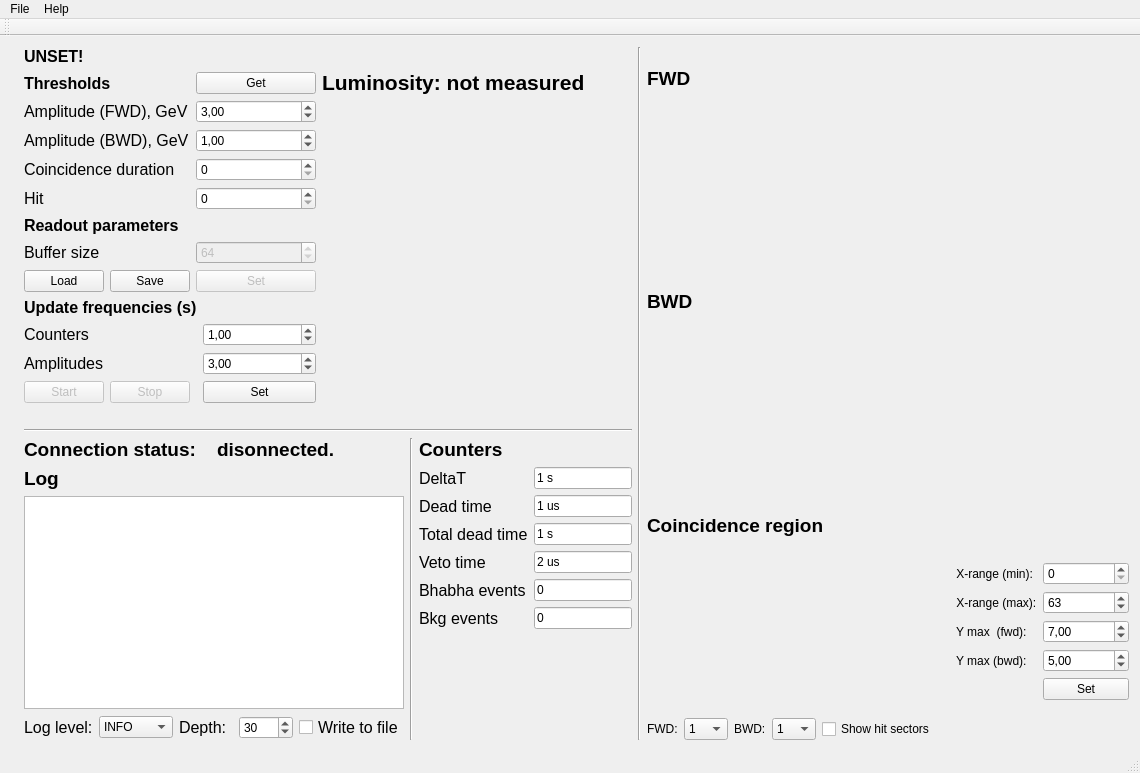
DaryaShirokova/LOM, file LOM/forms/LOMView.ui: the form before one commit.
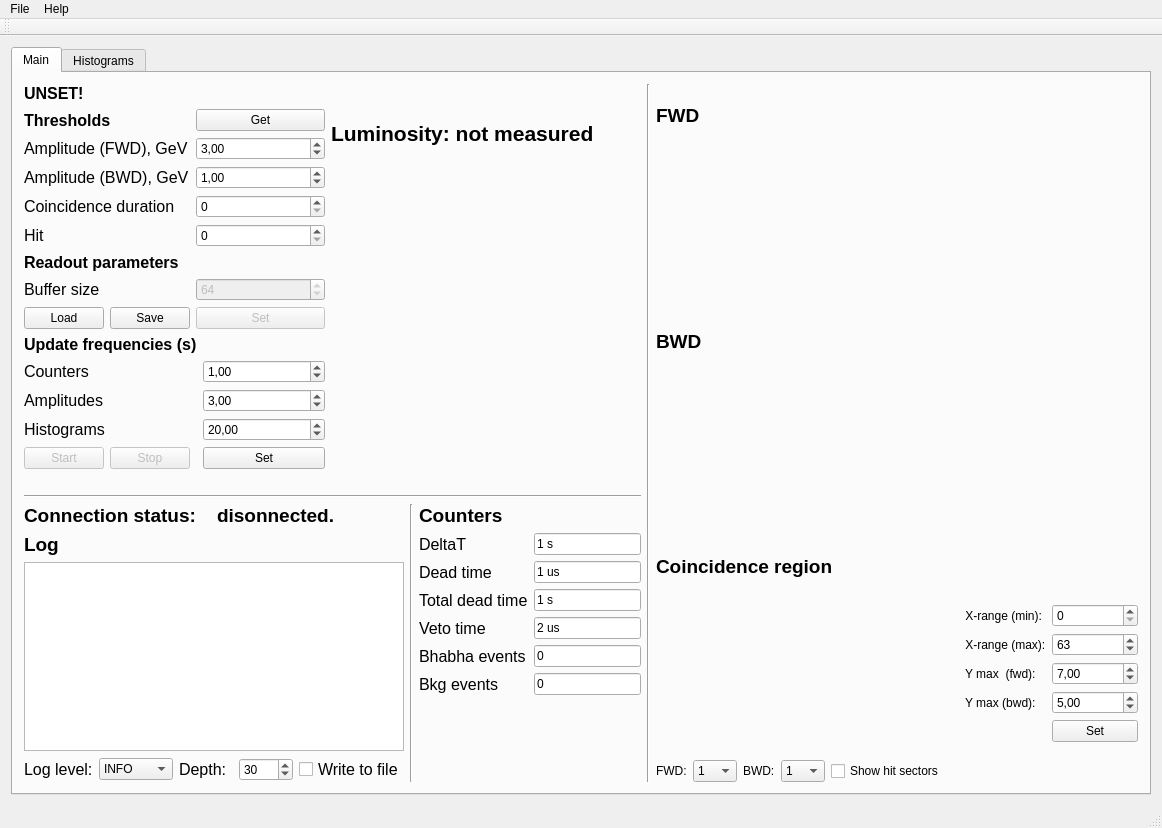
The form after the commit. Custom widgets are drawn as their Qt base class.

```diff
--- a/LOM/forms/LOMView.ui
+++ b/LOM/forms/LOMView.ui
@@ -6,8 +6,8 @@
    <rect>
     <x>0</x>
     <y>0</y>
-    <width>1140</width>
-    <height>773</height>
+    <width>1162</width>
+    <height>828</height>
    </rect>
   </property>
   <property name="minimumSize">
@@ -26,14 +26,17 @@
    <locale language="Estonian" country="Estonia"/>
   </property>
   <widget class="QWidget" name="centralWidget">
-   <layout class="QHBoxLayout" name="horizontalLayout_12">
+   <layout class="QVBoxLayout" name="verticalLayout_8">
     <item>
-     <widget class="QLabel" name="label_4">
-      <property name="text">
-       <string/>
+     <widget class="QTabWidget" name="tabWidget">
+      <property name="currentIndex">
+       <number>0</number>
       </property>
-     </widget>
-    </item>
+      <widget class="QWidget" name="tab">
+       <attribute name="title">
+        <string>Main</string>
+       </attribute>
+       <layout class="QVBoxLayout" name="verticalLayout_7">
     <item>
      <layout class="QHBoxLayout" name="horizontalLayout_9">
       <item>
@@ -283,6 +286,18 @@
                 </property>
                </widget>
               </item>
+                  <item row="2" column="0">
+                   <widget class="QLabel" name="updAmplsLabel">
+                    <property name="font">
+                     <font>
+                      <pointsize>12</pointsize>
+                     </font>
+                    </property>
+                    <property name="text">
+                     <string>Amplitudes</string>
+                    </property>
+                   </widget>
+                  </item>
               <item row="2" column="1">
                <widget class="QDoubleSpinBox" name="sbUpdateAmplsFreq">
                 <property name="minimum">
@@ -299,7 +314,7 @@
                 </property>
                </widget>
               </item>
-              <item row="3" column="0">
+                  <item row="4" column="0">
                <layout class="QHBoxLayout" name="horizontalLayout">
                 <item>
                  <widget class="QPushButton" name="pushButtonStart">
@@ -323,7 +338,7 @@
                 </item>
                </layout>
               </item>
-              <item row="3" column="1">
+                  <item row="4" column="1">
                <widget class="QPushButton" name="pushButtonSetSettings">
                 <property name="enabled">
                  <bool>true</bool>
@@ -333,15 +348,31 @@
                 </property>
                </widget>
               </item>
-              <item row="2" column="0">
-               <widget class="QLabel" name="updAmplsLabel">
+                  <item row="3" column="0">
+                   <widget class="QLabel" name="updHistsLabel">
                 <property name="font">
                  <font>
                   <pointsize>12</pointsize>
                  </font>
                 </property>
                 <property name="text">
-                 <string>Amplitudes</string>
+                     <string>Histograms</string>
+                    </property>
+                   </widget>
+                  </item>
+                  <item row="3" column="1">
+                   <widget class="QDoubleSpinBox" name="sbUpdateHistsFreq">
+                    <property name="minimum">
+                     <double>1.000000000000000</double>
+                    </property>
+                    <property name="maximum">
+                     <double>10000.000000000000000</double>
+                    </property>
+                    <property name="singleStep">
+                     <double>5.000000000000000</double>
+                    </property>
+                    <property name="value">
+                     <double>20.000000000000000</double>
                 </property>
                </widget>
               </item>
@@ -1155,12 +1186,22 @@
     </item>
    </layout>
   </widget>
+      <widget class="QWidget" name="tab_2">
+       <attribute name="title">
+        <string>Histograms</string>
+       </attribute>
+       <layout class="QHBoxLayout" name="horizontalLayout_12"/>
+      </widget>
+     </widget>
+    </item>
+   </layout>
+  </widget>
   <widget class="QMenuBar" name="menuBar">
    <property name="geometry">
     <rect>
      <x>0</x>
      <y>0</y>
-     <width>1140</width>
+     <width>1162</width>
      <height>27</height>
     </rect>
    </property>
```
Left out of the diff: 172 changed lines with no effect on the pictures. Lines whose indentation alone changed are shown as unchanged.
